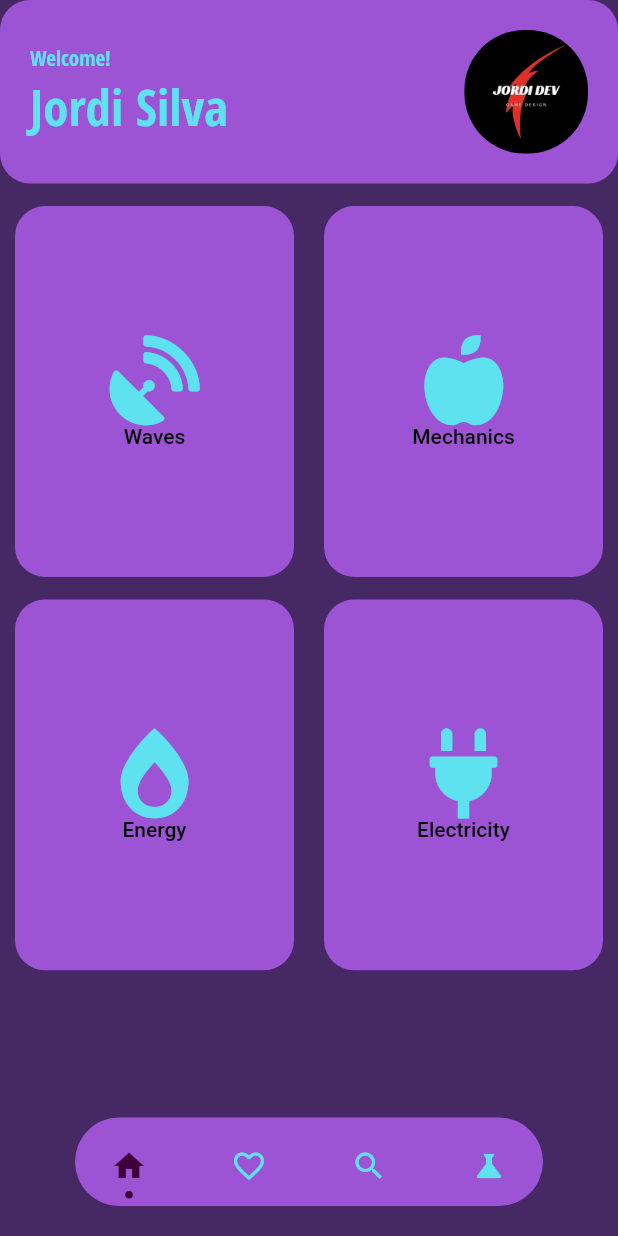
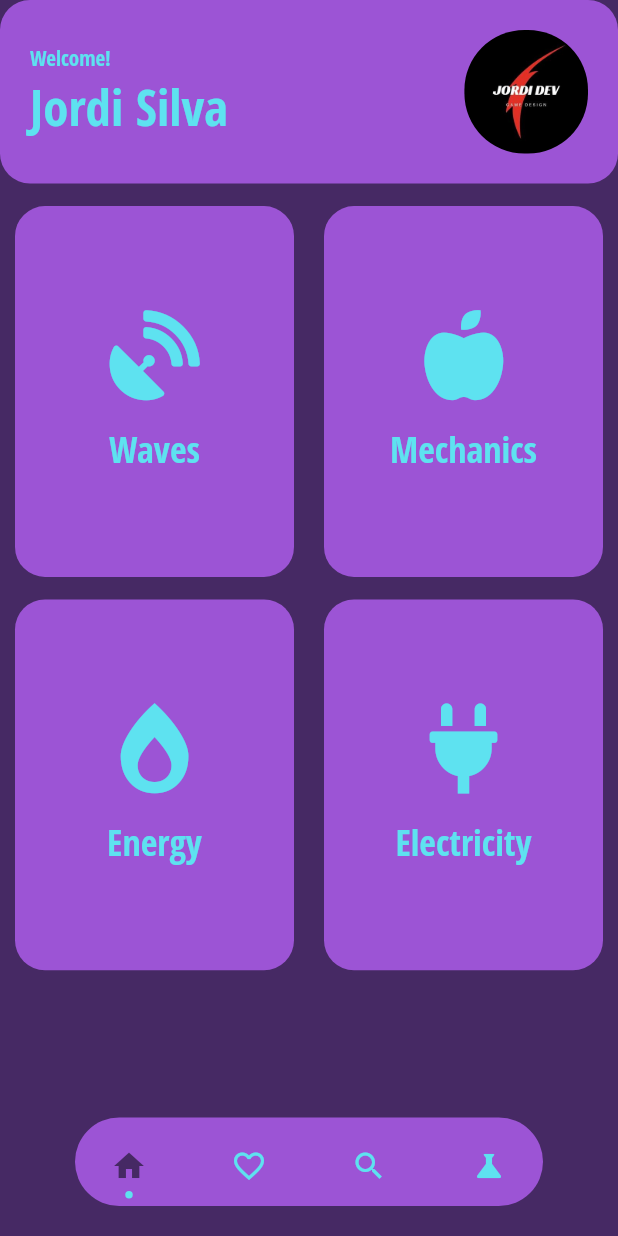
Before and after one commit to JordiDeSanta/PhysXLabo, a Flutter app: the screen it shows after launch, on a phone screen of 412 x 824 dp. Run offline on Flutter 3.47's test engine with Material 2 defaults, Android fonts, the light colour scheme and no system bars; drawn by our look-alikes of dot_navigation_bar; our stand-ins replace font_awesome_flutter, google_fonts.

Commit message:
Home Page finished

```diff
--- a/lib/main.dart
+++ b/lib/main.dart
@@ -2,15 +2,18 @@ import 'package:flutter/material.dart';
 import 'package:google_fonts/google_fonts.dart';
 
 import 'package:physxlab/src/pages/home_page.dart';
-import 'package:physxlab/src/utils/custom_colors.dart';
 
 void main() => runApp(MyApp());
 
 class MyApp extends StatelessWidget {
-  final customColors = CustomColors();
-
   @override
   Widget build(BuildContext context) {
+    final colorScheme = ColorScheme.dark().copyWith(
+      background: Color.fromARGB(255, 70, 41, 100),
+      primary: Color.fromARGB(255, 156, 84, 213),
+      secondary: Color.fromARGB(255, 94, 226, 240),
+    );
+
     return MaterialApp(
       debugShowCheckedModeBanner: false,
       title: 'PhysXLab',
@@ -20,19 +23,14 @@ class MyApp extends StatelessWidget {
       },
       themeMode: ThemeMode.dark,
       darkTheme: ThemeData(
-        scaffoldBackgroundColor: customColors.backgroundColor,
-        appBarTheme: AppBarTheme(
-          backgroundColor: customColors.buttonsColor,
-        ),
-        colorScheme: ColorScheme.dark().copyWith(
-          primary: Color.fromARGB(255, 70, 41, 100),
-          secondary: Color.fromARGB(255, 156, 84, 213),
-          background: Color.fromARGB(255, 70, 41, 100),
-        ),
-        primaryTextTheme: GoogleFonts.openSansCondensedTextTheme(),
-        primaryIconTheme: IconThemeData(color: customColors.iconsColor),
-        iconTheme: IconThemeData(color: customColors.iconsColor),
-        accentIconTheme: IconThemeData(color: customColors.iconsColor),
+        scaffoldBackgroundColor: colorScheme.background,
+        appBarTheme: AppBarTheme(),
+        colorScheme: colorScheme,
+        textTheme: GoogleFonts.openSansCondensedTextTheme().copyWith().apply(
+              bodyColor: Color.fromARGB(255, 94, 226, 240),
+              displayColor: Color.fromARGB(255, 94, 226, 240),
+              decorationColor: Color.fromARGB(255, 94, 226, 240),
+            ),
         elevatedButtonTheme: ElevatedButtonThemeData(
           style: ButtonStyle(
             shape: MaterialStateProperty.all(
@@ -41,10 +39,10 @@ class MyApp extends StatelessWidget {
               ),
             ),
             elevation: MaterialStateProperty.all(0.0),
-            backgroundColor:
-                MaterialStateProperty.all(customColors.buttonsColor),
+            backgroundColor: MaterialStateProperty.all(colorScheme.primary),
           ),
         ),
+        iconTheme: IconThemeData(color: colorScheme.secondary),
       ),
     );
   }
--- a/lib/src/pages/home_page.dart
+++ b/lib/src/pages/home_page.dart
@@ -3,7 +3,6 @@ import 'package:flutter/services.dart';
 import 'package:dot_navigation_bar/dot_navigation_bar.dart';
 import 'package:font_awesome_flutter/font_awesome_flutter.dart';
 
-import 'package:physxlab/src/utils/custom_colors.dart';
 import 'package:physxlab/src/widgets/welcome.dart';
 
 class HomePage extends StatefulWidget {
@@ -15,7 +14,6 @@ class HomePage extends StatefulWidget {
 
 class _HomePageState extends State<HomePage> {
   var _selectedTab = _SelectedTab.home;
-  final customColors = CustomColors();
 
   void _handleIndexChanged(int i) {
     setState(() {
@@ -28,14 +26,13 @@ class _HomePageState extends State<HomePage> {
     SystemChrome.setSystemUIOverlayStyle(
       SystemUiOverlayStyle.dark.copyWith(
         statusBarColor: Colors.transparent,
-        systemNavigationBarColor: customColors.backgroundColor,
-        systemNavigationBarDividerColor: customColors.backgroundColor,
       ),
     );
 
     final h = MediaQuery.of(context).size.height;
     final w = MediaQuery.of(context).size.width;
     final textTheme = Theme.of(context).primaryTextTheme;
+    final colorScheme = Theme.of(context).colorScheme;
 
     return Scaffold(
       body: Container(
@@ -49,15 +46,17 @@ class _HomePageState extends State<HomePage> {
                   TableRow(
                     children: [
                       _createButton(
-                          w, h, FontAwesomeIcons.satelliteDish, 'Waves'),
+                          context, h, FontAwesomeIcons.satelliteDish, 'Waves'),
                       _createButton(
-                          w, h, FontAwesomeIcons.appleAlt, 'Mechanics'),
+                          context, h, FontAwesomeIcons.appleAlt, 'Mechanics'),
                     ],
                   ),
                   TableRow(
                     children: [
-                      _createButton(w, h, FontAwesomeIcons.burn, 'Energy'),
-                      _createButton(w, h, FontAwesomeIcons.plug, 'Electricity'),
+                      _createButton(
+                          context, h, FontAwesomeIcons.burn, 'Energy'),
+                      _createButton(
+                          context, h, FontAwesomeIcons.plug, 'Electricity'),
                     ],
                   ),
                 ],
@@ -67,12 +66,11 @@ class _HomePageState extends State<HomePage> {
         ),
       ),
       bottomNavigationBar: DotNavigationBar(
-        backgroundColor: customColors.buttonsColor,
+        backgroundColor: colorScheme.primary,
+        selectedItemColor: colorScheme.background,
+        dotIndicatorColor: colorScheme.secondary,
         currentIndex: _SelectedTab.values.indexOf(_selectedTab),
         onTap: _handleIndexChanged,
-        selectedItemColor: customColors.darkColor,
-        dotIndicatorColor: customColors.darkColor,
-        unselectedItemColor: customColors.iconsColor,
         items: [
           DotNavigationBarItem(
             icon: Icon(Icons.home),
@@ -91,7 +89,8 @@ class _HomePageState extends State<HomePage> {
     );
   }
 
-  Widget _createButton(double w, double h, IconData icon, String name) {
+  Widget _createButton(
+      BuildContext context, double h, IconData icon, String name) {
     return Container(
       padding: EdgeInsets.only(top: 5, bottom: 10, left: 10, right: 10),
       child: ElevatedButton(
@@ -104,9 +103,13 @@ class _HomePageState extends State<HomePage> {
               Icon(
                 icon,
                 size: 60,
-                color: customColors.iconsColor,
+                color: Theme.of(context).colorScheme.secondary,
               ),
-              Text(name),
+              SizedBox(height: h * 0.02),
+              Text(
+                name,
+                style: Theme.of(context).textTheme.headline5,
+              ),
             ],
           ),
         ),
--- a/lib/src/utils/custom_colors.dart
+++ /dev/null
@@ -1,8 +0,0 @@
-import 'package:flutter/material.dart';
-
-class CustomColors {
-  Color backgroundColor = Color.fromARGB(255, 70, 41, 100);
-  Color buttonsColor = Color.fromARGB(255, 156, 84, 213);
-  Color iconsColor = Color.fromARGB(255, 94, 226, 240);
-  Color darkColor = Color.fromARGB(255, 60, 0, 59);
-}
--- a/lib/src/widgets/welcome.dart
+++ b/lib/src/widgets/welcome.dart
@@ -1,18 +1,16 @@
 import 'package:flutter/material.dart';
-import 'package:physxlab/src/utils/custom_colors.dart';
 
 class Welcome extends StatelessWidget {
-  final customColors = CustomColors();
-
   @override
   Widget build(BuildContext context) {
-    final textTheme = Theme.of(context).primaryTextTheme;
+    final textTheme = Theme.of(context).textTheme;
+    final colorScheme = Theme.of(context).colorScheme;
     final h = MediaQuery.of(context).size.height;
 
     return Container(
       decoration: BoxDecoration(
         borderRadius: BorderRadius.circular(20),
-        color: customColors.buttonsColor,
+        color: colorScheme.primary,
       ),
       child: SafeArea(
         child: Container(
@@ -26,14 +24,12 @@ class Welcome extends StatelessWidget {
                     'Welcome!',
                     style: textTheme.bodyText1!.copyWith(
                       fontWeight: FontWeight.w200,
-                      color: customColors.iconsColor,
                     ),
                   ),
                   Text(
                     'Jordi Silva',
                     style: textTheme.headline4!.copyWith(
                       fontWeight: FontWeight.w600,
-                      color: customColors.iconsColor,
                     ),
                   ),
                 ],
```
